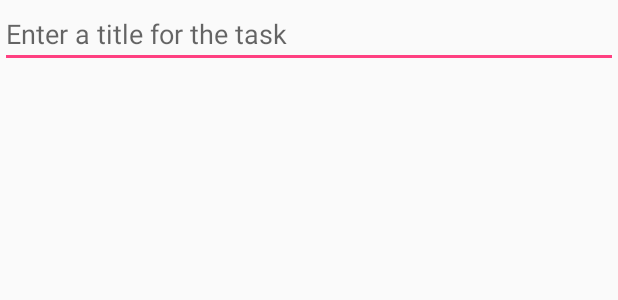
After one commit to DmitryMitroshin/ToDo, an Android app: the layout fragment_task_details.xml on its own in the app's theme, with its tools: preview values and no code run, on a phone screen of 412 x 824 dp. The commit adds this screen. Shown: the top 300 px of the screen. Run offline under Robolectric (Android 15) with nearby library versions, the phone set to English and light mode, and no system bars.

Commit message:
Добавлен фрагмент детализации: * добален хост фрагмента, который наследует абстрактный класс MainActivity.java * добален макет фрагмента fragment_task_details.xml * добавлен контроллер TaskFragment.java

```diff
--- a/app/src/main/AndroidManifest.xml
+++ b/app/src/main/AndroidManifest.xml
@@ -8,7 +8,7 @@
         android:label="@string/app_name"
         android:supportsRtl="true"
         android:theme="@style/AppTheme">
-        <activity android:name=".TaskActivity">
+        <activity android:name=".host.TaskActivity">
             <intent-filter>
                 <action android:name="android.intent.action.MAIN"/>
 
--- a/app/src/main/java/com/developgmail/mitroshin/todo/MainActivity.java
+++ b/app/src/main/java/com/developgmail/mitroshin/todo/util/MainActivity.java
@@ -1,10 +1,12 @@
-package com.developgmail.mitroshin.todo;
+package com.developgmail.mitroshin.todo.util;
 
 import android.os.Bundle;
 import android.support.annotation.Nullable;
 import android.support.v4.app.Fragment;
 import android.support.v4.app.FragmentActivity;
 import android.support.v4.app.FragmentManager;
+
+import com.developgmail.mitroshin.todo.R;
 
 /*Контроллер для представления activity_main.xml.*/
 
--- /dev/null
+++ b/app/src/main/res/layout/fragment_task_details.xml
@@ -0,0 +1,13 @@
+<?xml version="1.0" encoding="utf-8"?>
+<LinearLayout
+    xmlns:android="http://schemas.android.com/apk/res/android"
+    android:orientation="vertical"
+    android:layout_width="match_parent"
+    android:layout_height="match_parent">
+
+    <EditText
+        android:id="@+id/f_task_details_edit_text_task_title"
+        android:layout_width="match_parent"
+        android:layout_height="wrap_content"
+        android:hint="@string/text_enter_a_title_"/>
+</LinearLayout>
--- a/app/src/main/res/values/strings.xml
+++ b/app/src/main/res/values/strings.xml
@@ -1,3 +1,4 @@
 <resources>
     <string name="app_name">ToDo</string>
+    <string name="text_enter_a_title_">Enter a title for the task</string>
 </resources>
```
Also changed, not shown: app/src/main/java/com/developgmail/mitroshin/todo/TaskActivity.java (deleted, +0 -13 lines), app/src/main/java/com/developgmail/mitroshin/todo/controllers/TaskFragment.java (added, +44 -0 lines), app/src/main/java/com/developgmail/mitroshin/todo/host/TaskActivity.java (added, +22 -0 lines), app/src/main/res/layout/activity_task.xml (deleted, +0 -18 lines).
